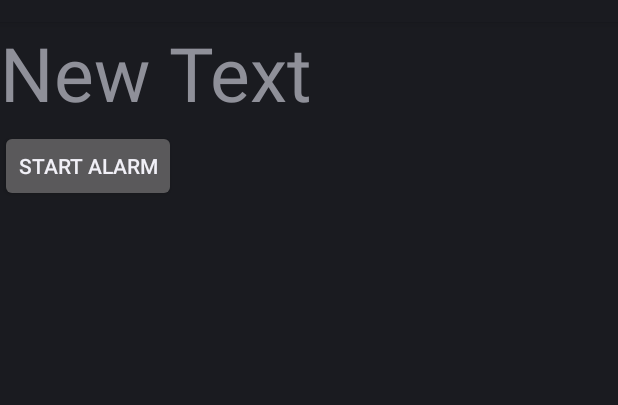
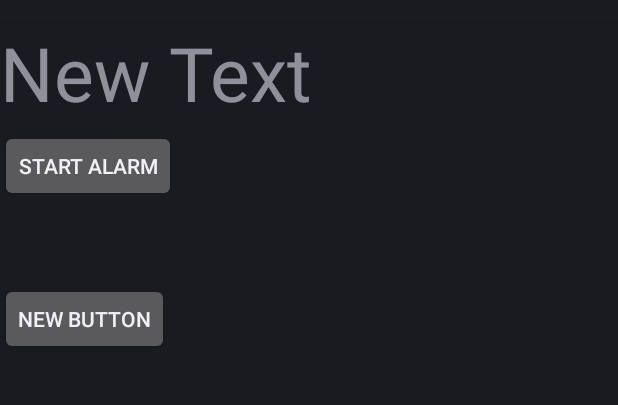
Before and after one commit to DanDanTseng/AlarmManager_Repeat, an Android app: the screen it shows after launch (MainActivity), after a tap on "START ALARM", on a phone screen of 412 x 824 dp, the part 62-467 px from its top. Run offline under Robolectric (Android 15) with nearby library versions, the phone set to English and light mode, and no system bars; 2 statements that could not run were skipped.

Commit message:
code optimized

```diff
--- a/app/src/main/java/com/wj/alarmmanager/app/AlarmReceiver.java
+++ b/app/src/main/java/com/wj/alarmmanager/app/AlarmReceiver.java
@@ -17,14 +17,13 @@ public class AlarmReceiver extends BroadcastReceiver {
     public void onReceive(Context context,Intent intent){
 
         Bundle bundle =intent.getExtras();
-        NotifyM nm=new NotifyM();
+        //NotifyM nm=new NotifyM();
         if(bundle.get("msg").equals("partyOn")){
 
-            Log.v("WJ", "Receive");
-
+        Log.d("WJ","doReceiver");
          Toast toast=Toast.makeText(context, "Hello World", Toast.LENGTH_SHORT);
                  toast.show();
-         nm.SetNotify(context);
+        // nm.SetNotify(context);
         }
 
     }
--- a/app/src/main/java/com/wj/alarmmanager/app/MainActivity.java
+++ b/app/src/main/java/com/wj/alarmmanager/app/MainActivity.java
@@ -10,12 +10,17 @@ import android.view.View;
 import android.widget.Button;
 import android.widget.TextView;
 
+import java.util.Calendar;
+
 public class MainActivity extends Activity {
 Button btn;
-    AlarmManager alarmMgr;
+
+    Button close;
     PendingIntent pi;
-    int second=1000;
+
     TextView textView;
+    Calendar mcalendar;
+    ReminderManager RemindM;
     @Override
     protected void onCreate(Bundle savedInstanceState) {
         super.onCreate(savedInstanceState);
@@ -24,26 +29,29 @@ Button btn;
         btn=(Button)findViewById(R.id.button);
         btn.setOnClickListener(Active_Alarm);
         textView=(TextView)findViewById(R.id.textView);
+        close=(Button)findViewById(R.id.close);
+        close.setOnClickListener(closeAlarm);
+         RemindM=new ReminderManager(MainActivity.this);
+
     }
+
     Button.OnClickListener Active_Alarm=new Button.OnClickListener(){
         @Override
         public void onClick(View view) {
-         setAlarm(MainActivity.this);
+            mcalendar=Calendar.getInstance();
+            mcalendar.set(Calendar.SECOND,5);
+            RemindM.setAlarm();
         }
     };
-    public void setAlarm(Context context){
-        alarmMgr = (AlarmManager) context.getSystemService(Context.ALARM_SERVICE);
-        Intent intent=new Intent(context,AlarmReceiver.class);
-        intent.putExtra("msg","partyOn");
 
-        pi=PendingIntent.getBroadcast(context,0,intent,0);
-        alarmMgr.setRepeating(AlarmManager.RTC,1*second,10*second,pi);
-        //alarmMgr.setInexactRepeating();
-    }
-
+    Button.OnClickListener closeAlarm=new Button.OnClickListener(){
+        @Override
+        public void onClick(View v) {
+          RemindM.cancelAlarm();
+        }
+    };
     @Override
     protected void onDestroy() {
-        alarmMgr.cancel(pi);
 
         super.onDestroy();
     }
--- a/app/src/main/res/layout/activity_main.xml
+++ b/app/src/main/res/layout/activity_main.xml
@@ -23,4 +23,14 @@
         android:layout_alignParentStart="true"
         android:textSize="50dp" />
 
+    <Button
+        android:layout_width="wrap_content"
+        android:layout_height="wrap_content"
+        android:text="New Button"
+        android:id="@+id/close"
+        android:layout_below="@+id/button"
+        android:layout_alignParentLeft="true"
+        android:layout_alignParentStart="true"
+        android:layout_marginTop="54dp" />
+
 </RelativeLayout>
```
Also changed, not shown: 1 other file.
